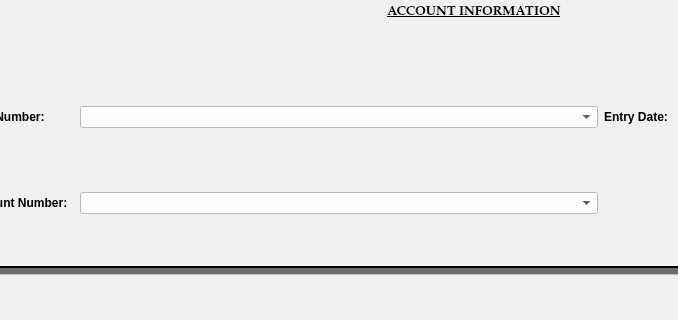
First picture: the form in munientry/views/ui/AdminFiscalDialog.ui, repository HunterProgram22/MuniEntry, before the edit; both pictures show x 98 to 776 and y 100 to 420 of the 1144 by 798 pixel window.
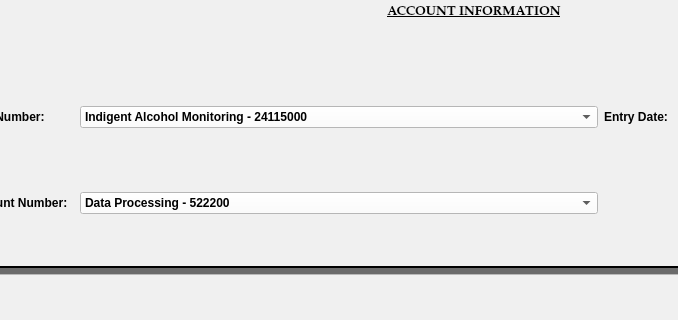
Second picture: the form after the edit. Custom widgets are drawn as their Qt base class.

Diff of the .ui file:
```diff
--- a/munientry/views/ui/AdminFiscalDialog.ui
+++ b/munientry/views/ui/AdminFiscalDialog.ui
@@ -324,11 +324,6 @@
                <property name="styleSheet">
                 <string notr="true">background-color: rgb(255, 255, 255);</string>
                </property>
-               <item>
-                <property name="text">
-                 <string/>
-                </property>
-               </item>
                <item>
                 <property name="text">
                  <string>Indigent Alcohol Monitoring - 24115000</string>
@@ -361,11 +356,6 @@
                <property name="styleSheet">
                 <string notr="true">background-color: rgb(255, 255, 255);</string>
                </property>
-               <item>
-                <property name="text">
-                 <string/>
-                </property>
-               </item>
                <item>
                 <property name="text">
                  <string>Data Processing - 522200</string>
```
